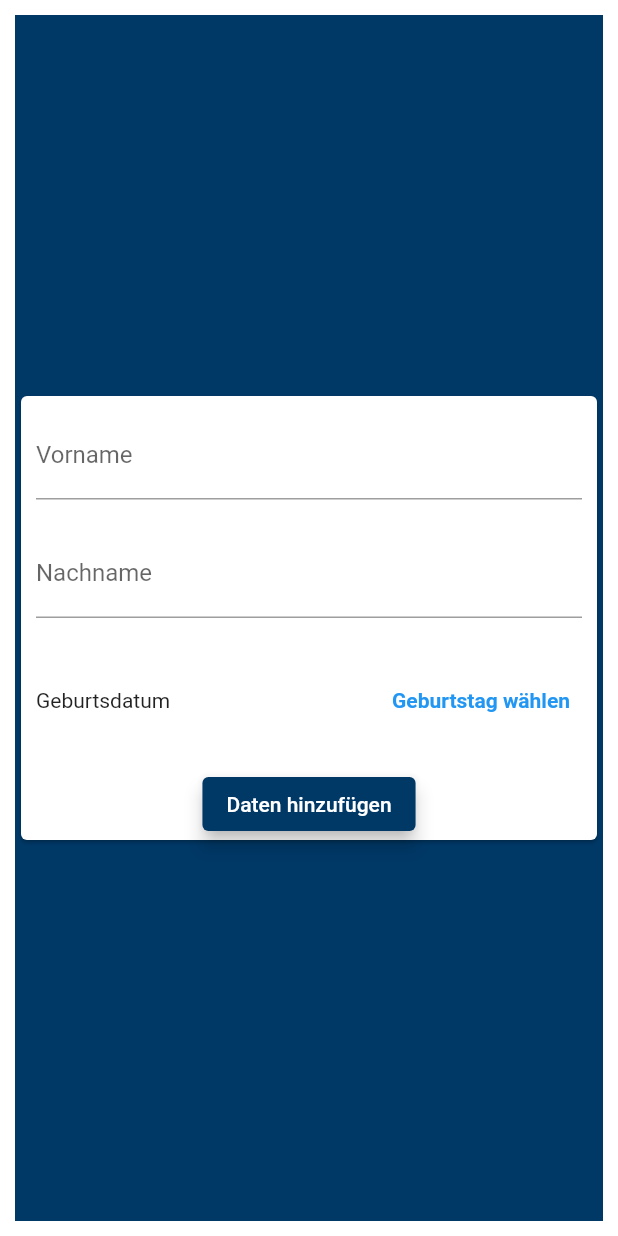
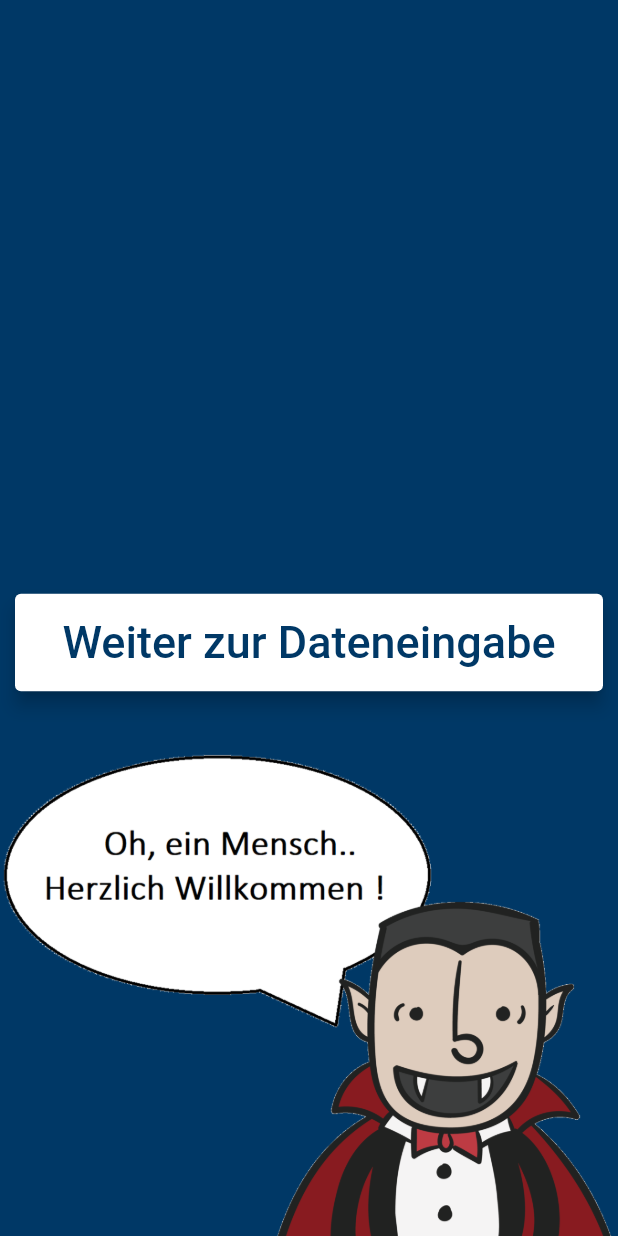
Before and after one commit to maxluetkemeyer/blood-donation-app, a Flutter app: the screen it shows after launch, on a phone screen of 412 x 824 dp. Run offline on Flutter 3.47's test engine with Material 2 defaults, Android fonts, the phone set to English and light mode, and no system bars; our stand-ins replace carousel_slider, flutter_map, flutter_riverpod, latlong2, shared_preferences, table_calendar; missing offline and left inert: shared_preferences_web.

Commit message:
First Contact added

```diff
--- a/lib/main.dart
+++ b/lib/main.dart
@@ -5,6 +5,7 @@ import 'package:flutter_riverpod/flutter_riverpod.dart';
 // ignore: import_of_legacy_library_into_null_safe
 import 'package:shared_preferences/shared_preferences.dart';
 import 'package:flutter_localizations/flutter_localizations.dart';
+import 'package:ukmblutspende/onboard/firstcontact.dart';
 
 import './onboard/onboarding.dart';
 import './Home/home.dart';
@@ -63,7 +64,7 @@ class MyApp extends StatelessWidget {
           if (snapshot.hasData) {
             if (snapshot.data) {
               // Onboarding
-              return OnBoard();
+              return FirstContact();
             }
             // Home
             return HomeView();
--- /dev/null
+++ b/lib/onboard/firstcontact.dart
@@ -0,0 +1,48 @@
+import 'package:flutter/material.dart';
+import 'package:ukmblutspende/onboard/onboarding.dart';
+
+class FirstContact extends StatelessWidget {
+  @override
+  Widget build(BuildContext context) {
+    return Container(
+      decoration: BoxDecoration(color: Theme.of(context).primaryColor),
+      child: Column(
+        crossAxisAlignment: CrossAxisAlignment.center,
+        mainAxisSize: MainAxisSize.max,
+        mainAxisAlignment: MainAxisAlignment.end,
+        children: <Widget>[
+          Container(
+            margin: EdgeInsets.all(10),
+            child: ElevatedButton(
+              onPressed: () {
+                Navigator.push(
+                  context,
+                  MaterialPageRoute(builder: (context) => OnBoard()),
+                );
+              },
+              style: ButtonStyle(
+                backgroundColor: MaterialStateProperty.all<Color>(Colors.white),
+              ),
+              child: Padding(
+                padding: const EdgeInsets.symmetric(horizontal:0.0,vertical: 15),
+                child: SizedBox(
+                  child: Center(
+                      child: Text(
+                    'Weiter zur Dateneingabe',
+                    style: TextStyle(
+                        color: Theme.of(context).primaryColor, fontSize: 30),
+                  )),
+                  width: double.infinity,
+                ),
+              ),
+            ),
+          ),
+          SizedBox(
+            height: 30,
+          ),
+          Image(image: AssetImage('assets/images/1.png')),
+        ],
+      ),
+    );
+  }
+}
--- a/lib/onboard/onboarding.dart
+++ b/lib/onboard/onboarding.dart
@@ -43,6 +43,7 @@ class _OnBoardState extends State<OnBoard> {
         crossAxisAlignment: CrossAxisAlignment.center,
         children: [
           Card(
+            elevation: 5,
             child: Column(
               children: [
                 Container(
@@ -73,7 +74,7 @@ class _OnBoardState extends State<OnBoard> {
                       Expanded(
                           child: Text(bDate.day == DateTime.now().day
                               ? 'Geburtsdatum'
-                              : 'Picked Date: ${DateFormat.yMd().format(bDate)}')),
+                              : 'Geburtstag auswählen: ${DateFormat.yMd().format(bDate)}')),
                       TextButton(
                         onPressed: () {
                           _presentDatePicker();
@@ -97,6 +98,10 @@ class _OnBoardState extends State<OnBoard> {
                     SharedPreferences prefs =
                         await SharedPreferences.getInstance();
 
+                    if(_nameController.text==''||_fNameController.text==''||bDate.day==DateTime.now().day){
+                      return;
+                    }
+
                     prefs.setString("vorname", _fNameController.text);
                     prefs.setString("name", _nameController.text);
                     prefs.setString("bday", bDate.toString());
--- a/pubspec.yaml
+++ b/pubspec.yaml
@@ -81,6 +81,7 @@ flutter:
     - assets/images/image_2.png
     - assets/images/image_3.png
     - assets/images/image_4.png
+    - assets/images/1.png
 
   # An image asset can refer to one or more resolution-specific "variants", see
   # https://flutter.dev/assets-and-images/#resolution-aware.
```
Also changed, not shown: assets/images/1.png (added).
